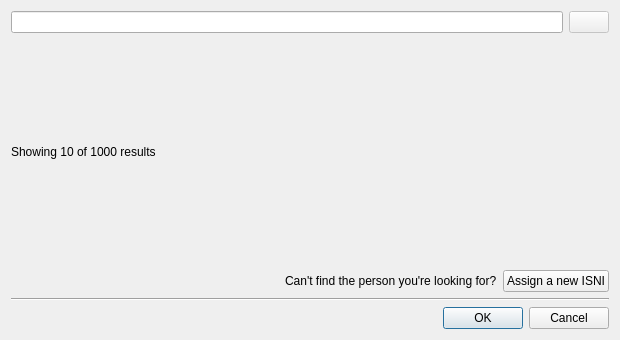
Qt form resources/ui/isni_dialog.ui (Iconoclasteinc/tgit) before a commit.
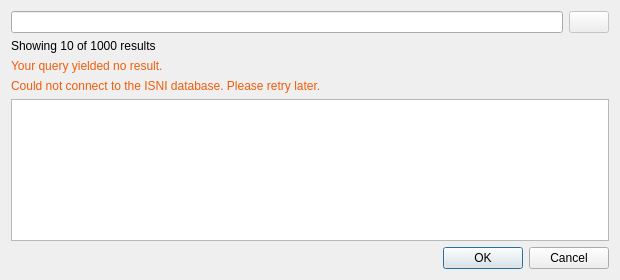
The same form after that commit. Icons and pictures are not drawn.

Commit message: Display the isni lookup search result in a list view widget instead of radio buttons.

Diff of the .ui file:
```diff
--- a/resources/ui/isni_dialog.ui
+++ b/resources/ui/isni_dialog.ui
@@ -7,7 +7,7 @@
     <x>0</x>
     <y>0</y>
     <width>620</width>
-    <height>340</height>
+    <height>280</height>
    </rect>
   </property>
   <property name="sizePolicy">
@@ -19,13 +19,13 @@
   <property name="minimumSize">
    <size>
     <width>620</width>
-    <height>340</height>
+    <height>280</height>
    </size>
   </property>
   <property name="maximumSize">
    <size>
     <width>620</width>
-    <height>340</height>
+    <height>280</height>
    </size>
   </property>
   <property name="windowTitle">
@@ -41,7 +41,7 @@
   <property name="modal">
    <bool>true</bool>
   </property>
-  <layout class="QVBoxLayout" name="verticalLayout" stretch="0,0,1,0,0,0">
+  <layout class="QVBoxLayout" name="verticalLayout" stretch="0,0,0,0,0,0">
    <item>
     <layout class="QHBoxLayout" name="_lookup_container">
      <item>
@@ -71,46 +71,32 @@
     </widget>
    </item>
    <item>
-    <layout class="QVBoxLayout" name="_result_container"/>
+    <widget class="QLabel" name="_no_result_message">
+     <property name="text">
+      <string>Your query yielded no result.</string>
+     </property>
+    </widget>
    </item>
    <item>
-    <layout class="QHBoxLayout" name="_assign_container">
-     <item>
-      <spacer name="horizontalSpacer">
-       <property name="orientation">
-        <enum>Qt::Horizontal</enum>
-       </property>
-       <property name="sizeHint" stdset="0">
-        <size>
-         <width>40</width>
-         <height>20</height>
-        </size>
-       </property>
-      </spacer>
-     </item>
-     <item>
-      <widget class="QLabel" name="_assignation_caption">
-       <property name="text">
-        <string>Can't find the person you're looking for?</string>
-       </property>
-      </widget>
-     </item>
-     <item>
-      <widget class="QPushButton" name="_assignation_button">
-       <property name="text">
-        <string>Assign a new ISNI</string>
-       </property>
-       <property name="autoDefault">
-        <bool>false</bool>
-       </property>
-      </widget>
-     </item>
-    </layout>
+    <widget class="QLabel" name="_connection_error_message">
+     <property name="text">
+      <string>Could not connect to the ISNI database. Please retry later.</string>
+     </property>
+    </widget>
    </item>
    <item>
-    <widget class="Line" name="line">
-     <property name="orientation">
-      <enum>Qt::Horizontal</enum>
+    <widget class="QListWidget" name="_result_container">
+     <property name="horizontalScrollBarPolicy">
+      <enum>Qt::ScrollBarAlwaysOff</enum>
+     </property>
+     <property name="editTriggers">
+      <set>QAbstractItemView::NoEditTriggers</set>
+     </property>
+     <property name="alternatingRowColors">
+      <bool>true</bool>
+     </property>
+     <property name="textElideMode">
+      <enum>Qt::ElideRight</enum>
      </property>
     </widget>
    </item>
```
Left out of the diff: 32 changed lines with no effect on the pictures. The commit also changes 6 other files.
